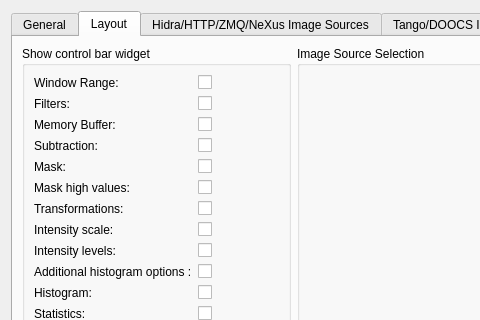
Above: lavuelib/ui/ConfigDialog.ui from syncope/lavue before the change; both pictures show x 0 to 480 and y 0 to 320 of the 862 by 607 pixel window. Below: the same form after it.
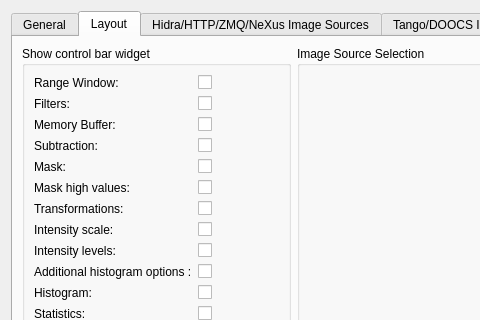
That is the form after the change. The open tabs and pages were chosen to show the change.

Commit message: replot image after mask change

```diff
--- a/lavuelib/ui/ConfigDialog.ui
+++ b/lavuelib/ui/ConfigDialog.ui
@@ -1059,7 +1059,7 @@
               <item row="2" column="0">
                <widget class="QLabel" name="showrangeLabel">
                 <property name="text">
-                 <string>Window Range:</string>
+                 <string>Range Window:</string>
                 </property>
                 <property name="buddy">
                  <cstring>showrangeCheckBox</cstring>
```
The commit also changes 1 other file.
